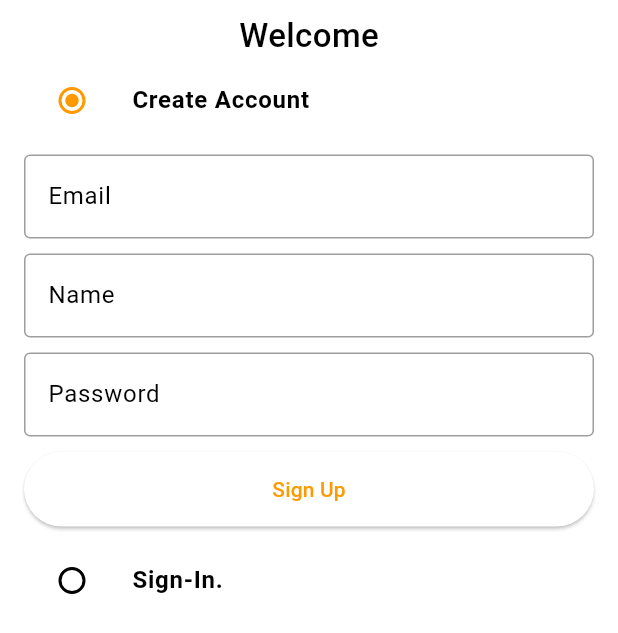
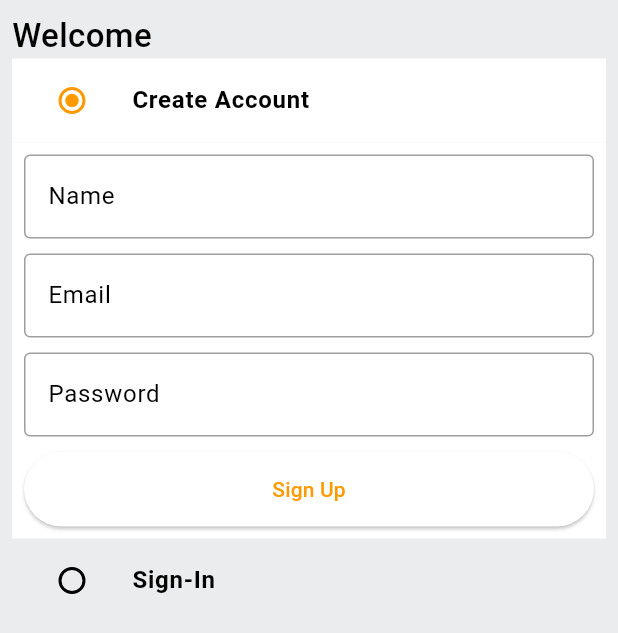
Before and after one commit to zmar636/amazon_flutter_clone, a Flutter app: the screen it shows after launch, on a phone screen of 412 x 824 dp. Shown: the top 633 px of the screen. Run offline on Flutter 3.47's test engine with Material 3 defaults, Android fonts, the phone set to English and light mode, and no system bars.

Commit message:
Add auth screen

```diff
--- a/lib/commons/widgets/custom_button.dart
+++ b/lib/commons/widgets/custom_button.dart
@@ -10,10 +10,10 @@ class CustomButton extends StatelessWidget {
   Widget build(BuildContext context) {
     return ElevatedButton(
       onPressed: onTap,
-      child: Text(text),
       style: ElevatedButton.styleFrom(
         minimumSize: const Size(double.infinity, 50),
       ),
+      child: Text(text),
     );
   }
 }
--- a/lib/constants/global_variables.dart
+++ b/lib/constants/global_variables.dart
@@ -12,7 +12,7 @@ class GlobalVariables {
 
   static const secondaryColor = Color.fromRGBO(255, 153, 0, 1);
   static const backgroundColor = Colors.white;
-  static const Color greyBackgroundCOlor = Color(0xffebecee);
+  static const Color greyBackgroundColor = Color(0xffebecee);
   static var selectedNavBarColor = Colors.cyan[800]!;
   static const unselectedNavBarColor = Colors.black87;
 
--- a/lib/features/auth/services/auth_screen.dart
+++ b/lib/features/auth/services/auth_screen.dart
@@ -1,3 +1,5 @@
+import 'dart:ui';
+
 import 'package:amazon/commons/widgets/custom_button.dart';
 import 'package:amazon/commons/widgets/custom_textfield.dart';
 import 'package:amazon/constants/global_variables.dart';
@@ -35,11 +37,12 @@ class _AuthScreenState extends State<AuthScreen> {
   @override
   Widget build(BuildContext context) {
     return Scaffold(
-      backgroundColor: GlobalVariables.backgroundColor,
+      backgroundColor: GlobalVariables.greyBackgroundColor,
       body: SafeArea(
         child: Padding(
           padding: const EdgeInsets.all(8.0),
           child: Column(
+            crossAxisAlignment: CrossAxisAlignment.start,
             children: [
               const Text(
                 'Welcome',
@@ -51,10 +54,12 @@ class _AuthScreenState extends State<AuthScreen> {
               ListTile(
                 tileColor: _auth == Auth.signup
                     ? GlobalVariables.backgroundColor
-                    : GlobalVariables.greyBackgroundCOlor,
+                    : GlobalVariables.greyBackgroundColor,
                 title: const Text(
                   'Create Account',
-                  style: TextStyle(fontWeight: FontWeight.bold),
+                  style: TextStyle(
+                    fontWeight: FontWeight.bold,
+                  ),
                 ),
                 leading: Radio(
                   activeColor: GlobalVariables.secondaryColor,
@@ -69,41 +74,36 @@ class _AuthScreenState extends State<AuthScreen> {
               ),
               if (_auth == Auth.signup)
                 Container(
-                  padding: const EdgeInsets.all(8),
+                  padding: const EdgeInsets.all(8.0),
                   color: GlobalVariables.backgroundColor,
                   child: Form(
                     key: _signUpFormKey,
                     child: Column(
                       children: [
                         CustomTextfield(
-                          controller: _emailController,
-                          hintText: 'Email',
-                        ),
+                            controller: _nameController, hintText: 'Name'),
                         const SizedBox(height: 10),
                         CustomTextfield(
-                          controller: _nameController,
-                          hintText: 'Name',
-                        ),
+                            controller: _emailController, hintText: 'Email'),
                         const SizedBox(height: 10),
                         CustomTextfield(
-                          controller: _passwordController,
-                          hintText: 'Password',
-                        ),
-                        const SizedBox(
-                          height: 10,
-                        ),
-                        CustomButton(
-                          text: 'Sign Up',
-                          onTap: () {},
-                        )
+                            controller: _passwordController,
+                            hintText: 'Password'),
+                        const SizedBox(height: 10),
+                        CustomButton(text: 'Sign Up', onTap: () {}),
                       ],
                     ),
                   ),
                 ),
               ListTile(
+                tileColor: _auth == Auth.signin
+                    ? GlobalVariables.backgroundColor
+                    : GlobalVariables.greyBackgroundColor,
                 title: const Text(
-                  'Sign-In.',
-                  style: TextStyle(fontWeight: FontWeight.bold),
+                  'Sign-In',
+                  style: TextStyle(
+                    fontWeight: FontWeight.bold,
+                  ),
                 ),
                 leading: Radio(
                   activeColor: GlobalVariables.secondaryColor,
@@ -116,6 +116,26 @@ class _AuthScreenState extends State<AuthScreen> {
                   },
                 ),
               ),
+              if (_auth == Auth.signin)
+                Container(
+                  padding: const EdgeInsets.all(8.0),
+                  color: GlobalVariables.backgroundColor,
+                  child: Form(
+                    key: _signInFormKey,
+                    child: Column(
+                      children: [
+                        CustomTextfield(
+                            controller: _emailController, hintText: 'Email'),
+                        const SizedBox(height: 10),
+                        CustomTextfield(
+                            controller: _passwordController,
+                            hintText: 'Password'),
+                        const SizedBox(height: 10),
+                        CustomButton(text: 'Sign Up', onTap: () {}),
+                      ],
+                    ),
+                  ),
+                ),
             ],
           ),
         ),
--- a/lib/main.dart
+++ b/lib/main.dart
@@ -25,13 +25,9 @@ class MyApp extends StatelessWidget {
             color: Colors.black,
           ),
         ),
-          elevatedButtonTheme: ElevatedButtonThemeData(
-            style: ElevatedButton.styleFrom(
-              backgroundColor: GlobalVariables.backgroundColor,
-            ),
-          ),
         useMaterial3: true,
       ),
-        home: const AuthScreen());
+      home: const AuthScreen(),
+    );
   }
 }
```
Lines whose indentation alone changed are shown as unchanged.
